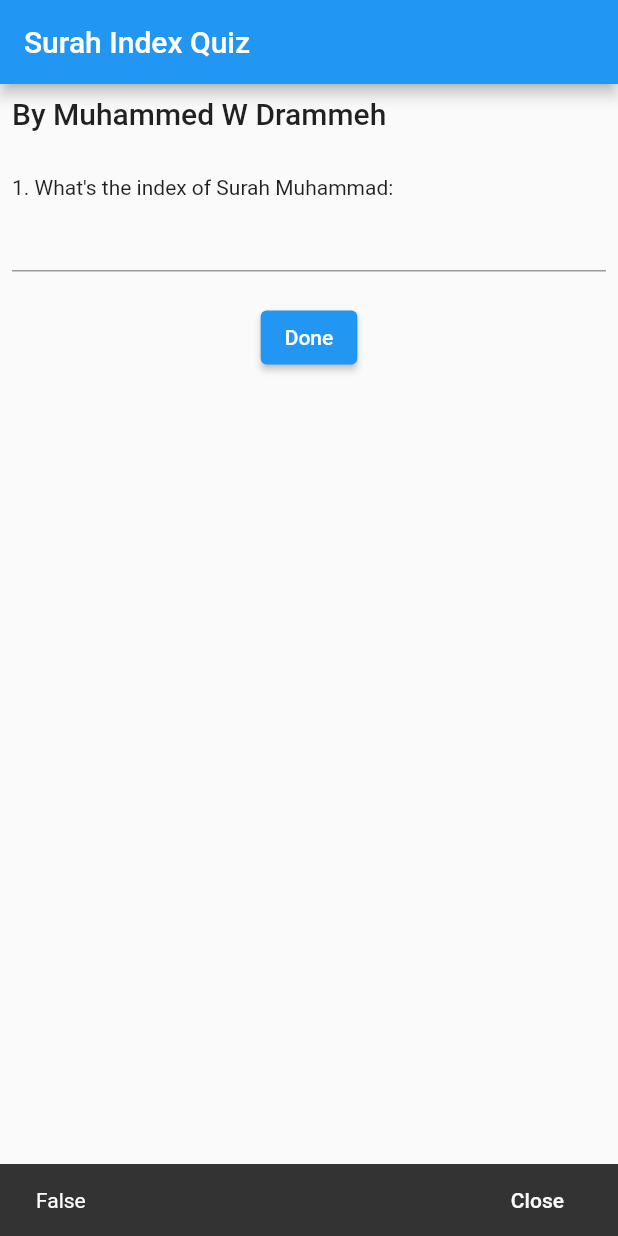
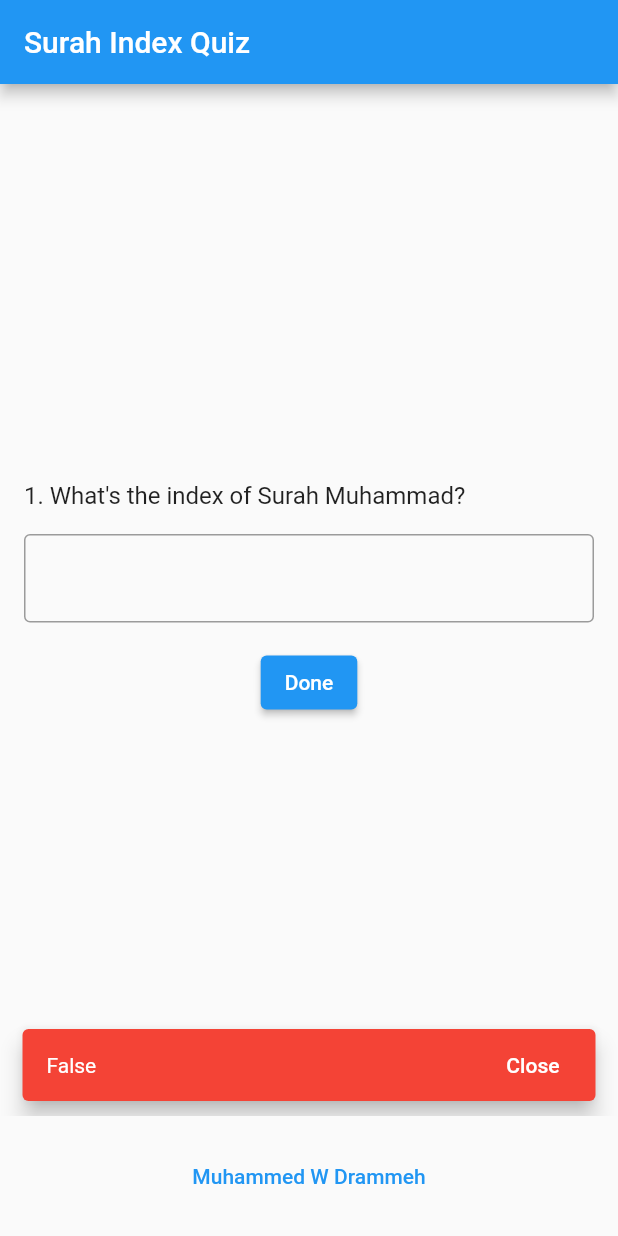
Before and after one commit to wdrammeh/flutter_workspace, a Flutter app: the Homepage screen opened directly, after a tap on "Done", on a phone screen of 412 x 824 dp. Run offline on Flutter 3.47's test engine with Material 2 defaults, Android fonts, the phone set to English and light mode, and no system bars.

```diff
--- a/lib/misc/surah_index.dart
+++ b/lib/misc/surah_index_v1.dart
@@ -5,7 +5,7 @@ void main() {
   runApp(Application());
 }
 
-final Map<int, String> _surahIndex = {
+final Map<int, String> _index = {
   1: "Fatiha",
   2: "Baqarah",
   3: "Ali Imran",
@@ -155,23 +155,22 @@ class _HomepageState extends State<Homepage> {
   @override
   void initState() {
     super.initState();
-    _surah = _getSurah;
+    _surah = _getSurah();
     focusNode = FocusNode();
   }
 
   @override
   void dispose() {
     super.dispose();
-    // Clean up the controller when the widget is disposed.
     fieldController.dispose();
     focusNode.dispose();
   }
 
-  // Todo refer
-  int get _getSurah {
-    var i = Random().nextInt(_surahIndex.length) + 1;
+  // Retrieves a random surah index to be used
+  int _getSurah() {
+    var i = Random().nextInt(_index.length) + 1;
     if (_taken.contains(i)) {
-      return _getSurah;
+      return _getSurah();
     } else {
       _taken.add(i);
       return i;
@@ -180,20 +179,21 @@ class _HomepageState extends State<Homepage> {
 
   void _eval() {
     final val = fieldController.text;
-    print(val);
+    final bool correct = val == "$_surah";
     final String answer;
-    if (val == "$_surah") {
+    if (correct) {
       answer = "True";
       _correct++;
     } else {
       answer = "False";
     }
-    // final answer = "$_surah" == val ? "True" : "False";
+
     final snackBar = SnackBar(
+      behavior: SnackBarBehavior.floating,
+      backgroundColor: correct ? Colors.blue : Colors.red,
       content: Text(
         answer,
-        style: TextStyle(
-            color: Theme.of(context).colorScheme.surface),
+        style: TextStyle(color: Theme.of(context).colorScheme.surface),
       ),
       action: SnackBarAction(
         textColor: Theme.of(context).colorScheme.surface,
@@ -203,30 +203,27 @@ class _HomepageState extends State<Homepage> {
     );
     ScaffoldMessenger.of(context).hideCurrentSnackBar();
     ScaffoldMessenger.of(context).showSnackBar(snackBar);
-    final String mark = _correct.toString(); // Because showDialog is a Future call...
-    if (_counter > _surahIndex.length) {
+
+    if (_counter > _index.length) {
+      final String mark = _correct.toString(); // Because showDialog is a Future
       showDialog(
         context: context,
         builder: (context) {
           return AlertDialog(
-              content: Text(
-                  "Quiz ended. Your score: $mark/${_surahIndex.length}."));
+              content: Text("Quiz ended. Your score: $mark/${_index.length}."));
         },
       );
-      // if (kDebugMode) {
-      //   print(_taken);
-      // }
       setState(() {
         _correct = 0;
         _counter = 1;
         _taken.clear();
-        _surah = _getSurah;
+        _surah = _getSurah();
         fieldController.clear();
       });
     } else {
       setState(() {
         _counter++;
-        _surah = _getSurah;
+        _surah = _getSurah();
         fieldController.clear();
         focusNode.requestFocus();
       });
@@ -237,43 +234,87 @@ class _HomepageState extends State<Homepage> {
   Widget build(BuildContext context) {
     return Scaffold(
       appBar: AppBar(
-        title: const Text('Surah Index Quiz'),
+        title: Text('Surah Index Quiz'),
       ),
-      body: Padding(
-        padding: EdgeInsets.all(8),
+      body: Container(
+        padding: EdgeInsets.all(16),
         child: Column(
-            crossAxisAlignment: CrossAxisAlignment.start,
-            children: <Widget>[
+          mainAxisAlignment: MainAxisAlignment.center,
+          crossAxisAlignment: CrossAxisAlignment.stretch,
+          children: [
             Text(
-                "By Muhammed W Drammeh",
-                style: Theme.of(context).textTheme.headline6,
-                // style: TextStyle(fontSize: 20, fontWeight: FontWeight.bold),
+              "$_counter. What's the index of Surah ${_index[_surah]}?",
+              style: Theme.of(context).textTheme.titleMedium,
             ),
-              SizedBox(
-                height: 30,
-              ),
-              Text(
-                "$_counter. What's the index of Surah ${_surahIndex[_surah]}:",
-              ),
-              TextField(
+            Padding(
+              padding: EdgeInsets.symmetric(vertical: 16),
+              child: TextField(
                 // Todo use number field
                 controller: fieldController,
                 focusNode: focusNode,
+                keyboardType: TextInputType.number,
+                decoration: InputDecoration(
+                  border: OutlineInputBorder(),
+                  // labelText: _index[_surah],
+                ),
                 onSubmitted: (text) {
                   _eval();
                 },
               ),
-              SizedBox(
-                height: 20,
             ),
             Center(
               child: ElevatedButton(
+                onPressed: _eval,
                 child: Text("Done"),
-                  onPressed: _eval,
               ),
             ),
-            ]),
+          ],
         ),
+      ),
+      bottomNavigationBar: Padding(
+          padding: EdgeInsets.all(16),
+          child: Row(
+            mainAxisAlignment: MainAxisAlignment.center,
+            children: [
+              TextButton(
+                onPressed: () {
+                  showDialog(
+                    context: context,
+                    builder: (context) {
+                      return AlertDialog(
+                        title: Text('Surah Index Quiz -- v1'),
+                        content: Column(
+                          crossAxisAlignment: CrossAxisAlignment.start,
+                          children: [
+                            Padding(
+                              padding: EdgeInsets.symmetric(vertical: 16),
+                              child: Text(
+                                "By Muhammed W. Drammeh",
+                                style: Theme.of(context).textTheme.headline6,
+                              ),
+                            ),
+                            Text(
+                              'In this exercise, a random surah name will be generated. '
+                              'Do you know its number?',
+                            ),
+                          ],
+                        ),
+                        actions: <Widget>[
+                          TextButton(
+                            onPressed: () {
+                              Navigator.pop(context, 'Ok');
+                            },
+                            child: Text('OK'),
+                          ),
+                        ],
+                      );
+                    },
+                  );
+                },
+                child: Text("Muhammed W Drammeh"),
+              ),
+            ],
+          )),
     );
   }
 }
--- a/pubspec.yaml
+++ b/pubspec.yaml
@@ -63,6 +63,8 @@ flutter:
   assets:
      - images/Lake_Oeschinensee.jpg
 
+  # To include all assets under a directory, specify the directory name with the / character at the end: E.g. images/
+
   # An image asset can refer to one or more resolution-specific "variants", see
   # https://flutter.dev/assets-and-images/#resolution-aware
 
```
Also changed, not shown: lib/samples/alert_dialog.dart (added, +57 -0 lines), lib/samples/animated_list.dart (added, +208 -0 lines), lib/samples/bottom_nav.dart (added, +81 -0 lines), lib/samples/refresh_indicator_1.dart (added, +64 -0 lines), lib/samples/refresh_indicator_2.dart (added, +81 -0 lines), 2 other files. Lines whose indentation alone changed are shown as unchanged.
